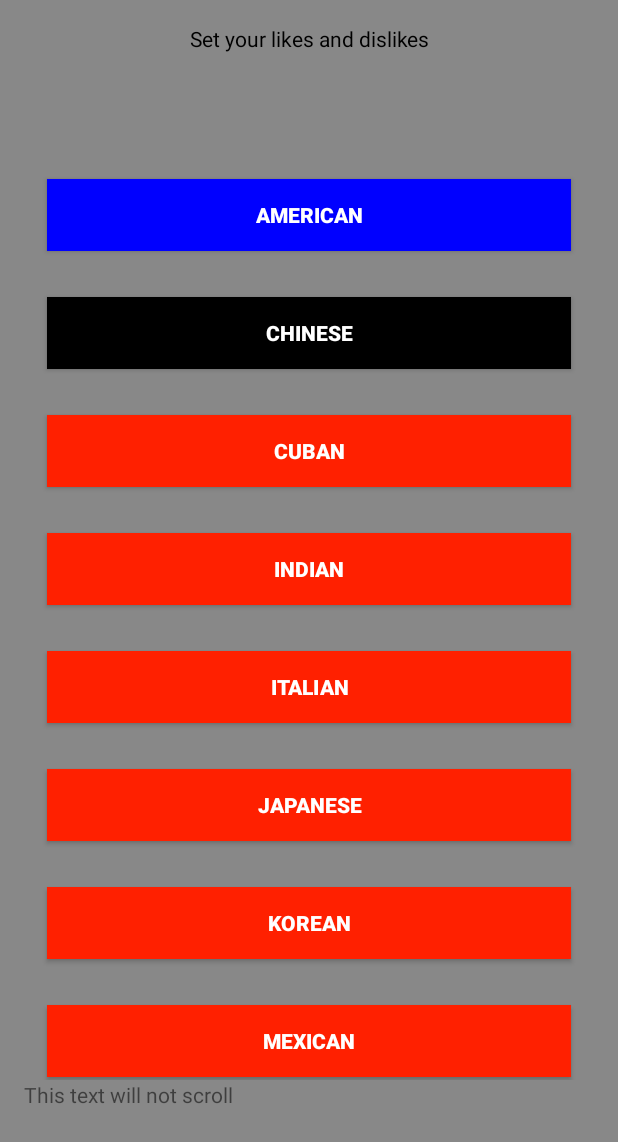
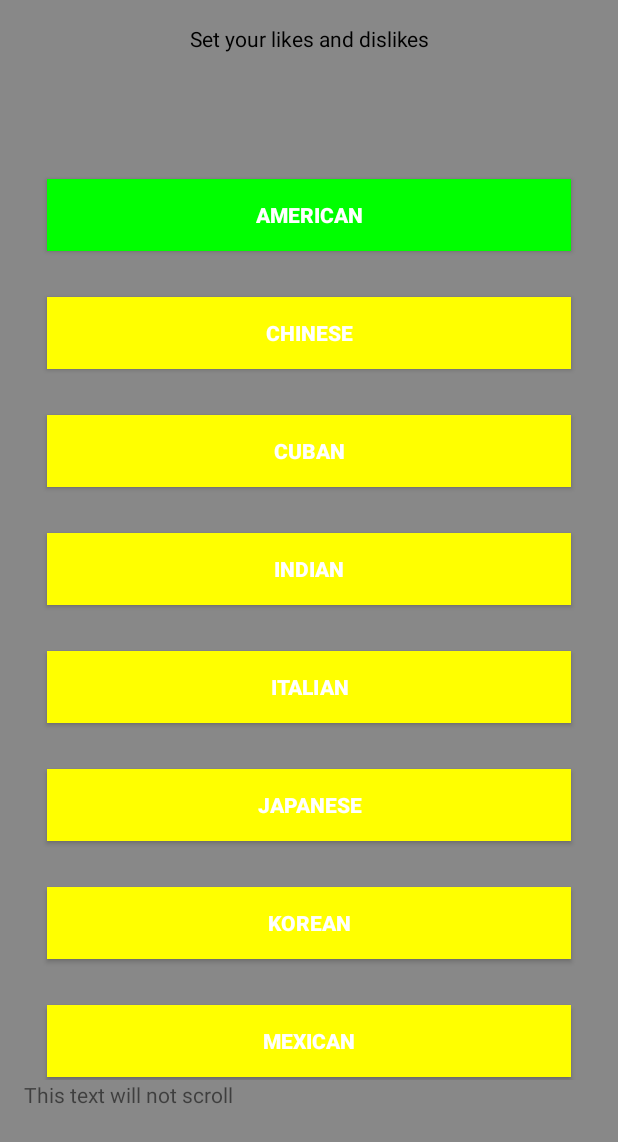
Before and after one commit to DavidBarron/cs371m-mobile-computing, an Android app: the SetLikesActivity screen opened directly, with no data from a screen before it, after a tap on "AMERICAN", on a phone screen of 412 x 824 dp. Shown: the top 1142 px of the screen. Run offline under Robolectric (Android 15) with nearby library versions, the phone set to English and light mode, and no system bars.

Commit message:
All like dislike buttons change colors.

```diff
--- a/app/src/main/java/davidbar/foodwithfriends/SetLikesActivity.java
+++ b/app/src/main/java/davidbar/foodwithfriends/SetLikesActivity.java
@@ -2,6 +2,9 @@ package davidbar.foodwithfriends;
 
 import android.content.Intent;
 import android.graphics.Color;
+import android.graphics.drawable.ColorDrawable;
+import android.graphics.drawable.Drawable;
+import android.graphics.drawable.PaintDrawable;
 import android.os.Bundle;
 import android.support.design.widget.FloatingActionButton;
 import android.support.design.widget.Snackbar;
@@ -35,19 +38,33 @@ public class SetLikesActivity extends AppCompatActivity {
     }
 
     public void clickFoodButton(View view) {
-        //Intent intent = new Intent(this, SetLikesActivity.class);
-        //startActivity(intent);
 
-        Button button = (Button) findViewById(R.id.foodButton1);
+        Button button = (Button) findViewById(view.getId());
 
+        // Get the color of the button
+        ColorDrawable drawable = (ColorDrawable)button.getBackground();
+        int color = drawable.getColor();
+
+        // Get text of button as String
+        String buttonText = (String) button.getText();
+
+        // Debug info
         Log.d(TAG,"CLICK!!");
+        Log.d(TAG,"Color is : ".concat(String.valueOf(color)));
+        Log.d(TAG,"Text is : ".concat(buttonText));
 
-        if(toggle){
-            toggle = false;
-            button.setBackgroundColor(Color.BLUE);
-        }else{
-            toggle = true;
-            button.setBackgroundColor(Color.RED);
+
+        // Flip through the 3 colors
+        switch(color){
+            case Color.YELLOW:
+                button.setBackgroundColor(Color.GREEN);
+                break;
+            case Color.GREEN:
+                button.setBackgroundColor(Color.RED);
+                break;
+            case Color.RED:
+                button.setBackgroundColor(Color.YELLOW);
+                break;
         }
     }
 }
--- a/app/src/main/res/layout/content_set_likes.xml
+++ b/app/src/main/res/layout/content_set_likes.xml
@@ -40,17 +40,14 @@
         <LinearLayout
             android:layout_width="fill_parent"
             android:layout_height="fill_parent"
-
             android:orientation="vertical"
             >
-
-
 
             <Button
                 android:id="@+id/foodButton1"
                 android:text="@string/food1"
                 android:textStyle="bold"
-                android:background="#000000"
+                android:background="#ffff00"
                 android:textColor="#ffffff"
                 android:layout_margin="15dp"
                 android:layout_width="match_parent"
@@ -62,7 +59,7 @@
                 android:id="@+id/foodButton2"
                 android:text="@string/food2"
                 android:textStyle="bold"
-                android:background="#000000"
+                android:background="#ffff00"
                 android:textColor="#ffffff"
                 android:layout_margin="15dp"
                 android:layout_width="match_parent"
@@ -74,7 +71,7 @@
                 android:id="@+id/foodButton3"
                 android:text="@string/food3"
                 android:textStyle="bold"
-                android:background="#ff2000"
+                android:background="#ffff00"
                 android:textColor="#ffffff"
                 android:layout_margin="15dp"
                 android:layout_width="match_parent"
@@ -86,7 +83,7 @@
                 android:id="@+id/foodButton4"
                 android:text="@string/food4"
                 android:textStyle="bold"
-                android:background="#ff2000"
+                android:background="#ffff00"
                 android:textColor="#ffffff"
                 android:layout_margin="15dp"
                 android:layout_width="match_parent"
@@ -98,7 +95,7 @@
                 android:id="@+id/foodButton5"
                 android:text="@string/food5"
                 android:textStyle="bold"
-                android:background="#ff2000"
+                android:background="#ffff00"
                 android:textColor="#ffffff"
                 android:layout_margin="15dp"
                 android:layout_width="match_parent"
@@ -110,7 +107,7 @@
                 android:id="@+id/foodButton6"
                 android:text="@string/food6"
                 android:textStyle="bold"
-                android:background="#ff2000"
+                android:background="#ffff00"
                 android:textColor="#ffffff"
                 android:layout_margin="15dp"
                 android:layout_width="match_parent"
@@ -122,7 +119,7 @@
                 android:id="@+id/foodButton7"
                 android:text="@string/food7"
                 android:textStyle="bold"
-                android:background="#ff2000"
+                android:background="#ffff00"
                 android:textColor="#ffffff"
                 android:layout_margin="15dp"
                 android:layout_width="match_parent"
@@ -134,7 +131,7 @@
                 android:id="@+id/foodButton8"
                 android:text="@string/food8"
                 android:textStyle="bold"
-                android:background="#ff2000"
+                android:background="#ffff00"
                 android:textColor="#ffffff"
                 android:layout_margin="15dp"
                 android:layout_width="match_parent"
@@ -146,7 +143,7 @@
                 android:id="@+id/foodButton9"
                 android:text="@string/food9"
                 android:textStyle="bold"
-                android:background="#ff2000"
+                android:background="#ffff00"
                 android:textColor="#ffffff"
                 android:layout_margin="15dp"
                 android:layout_width="match_parent"
@@ -158,7 +155,7 @@
                 android:id="@+id/foodButton10"
                 android:text="@string/food10"
                 android:textStyle="bold"
-                android:background="#ff2000"
+                android:background="#ffff00"
                 android:textColor="#ffffff"
                 android:layout_margin="15dp"
                 android:layout_width="match_parent"
@@ -170,7 +167,7 @@
                 android:id="@+id/foodButton11"
                 android:text="@string/food11"
                 android:textStyle="bold"
-                android:background="#ff2000"
+                android:background="#ffff00"
                 android:textColor="#ffffff"
                 android:layout_margin="15dp"
                 android:layout_width="match_parent"
```
